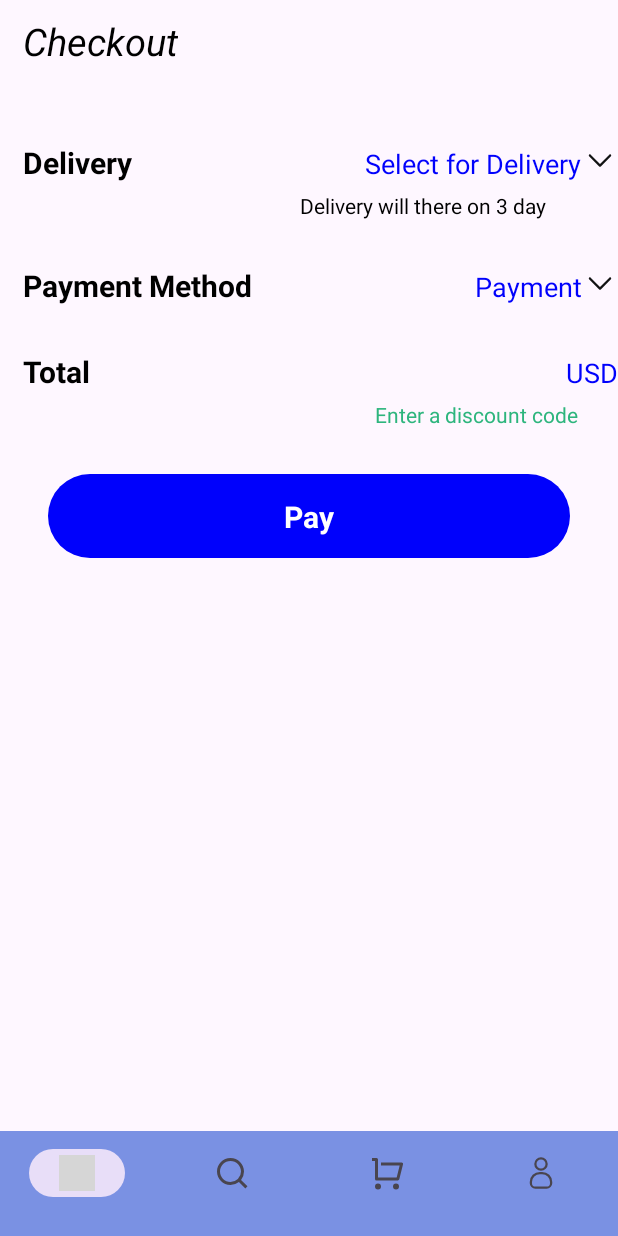
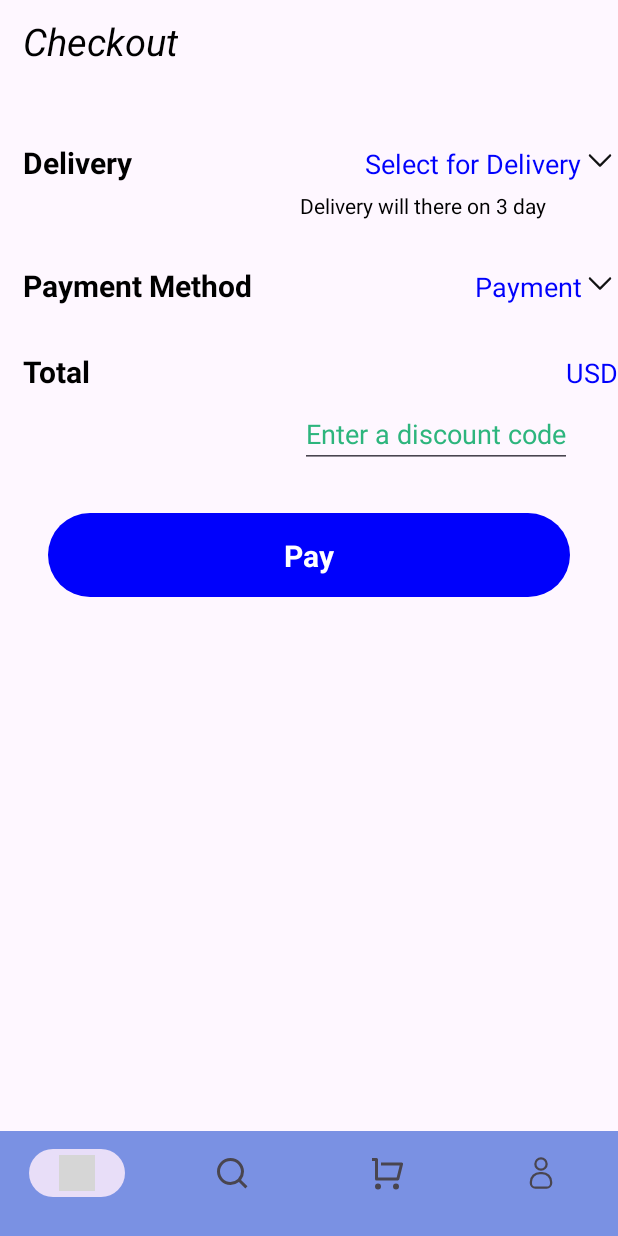
Before and after one commit to heanghenglong-ITE/SH-Online-Shop, an Android app: the fragment ShoppingCartFragment placed in its activity, on a phone screen of 412 x 824 dp. Run offline under Robolectric (Android 15) with nearby library versions, the phone set to English and light mode, and no system bars; grey boxes are pictures that could not be loaded.

Commit message:
Project Practicum

```diff
--- a/app/src/main/res/layout/fragment_shopping_cart.xml
+++ b/app/src/main/res/layout/fragment_shopping_cart.xml
@@ -126,13 +126,14 @@
                     android:textSize="18sp" />
 
             </LinearLayout>
-            <TextView
+
+            <EditText
                 android:layout_width="wrap_content"
                 android:layout_height="wrap_content"
-                android:text="@string/check_6"
+                android:layout_marginStart="200dp"
                 android:layout_marginTop="5dp"
-                android:textColor="@color/enter_code"
-                android:layout_marginStart="250dp" />
+                android:textColorHint="@color/enter_code"
+                android:hint="@string/check_6"/>
 
             <androidx.constraintlayout.widget.ConstraintLayout
                 android:id="@+id/introBtn"
```
